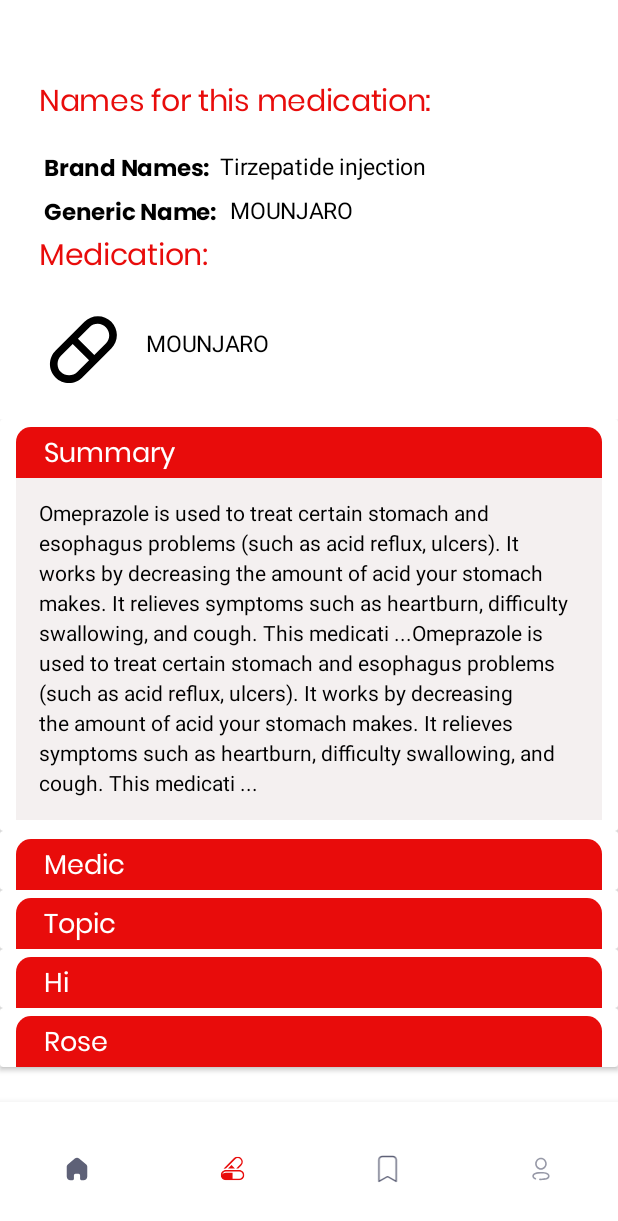
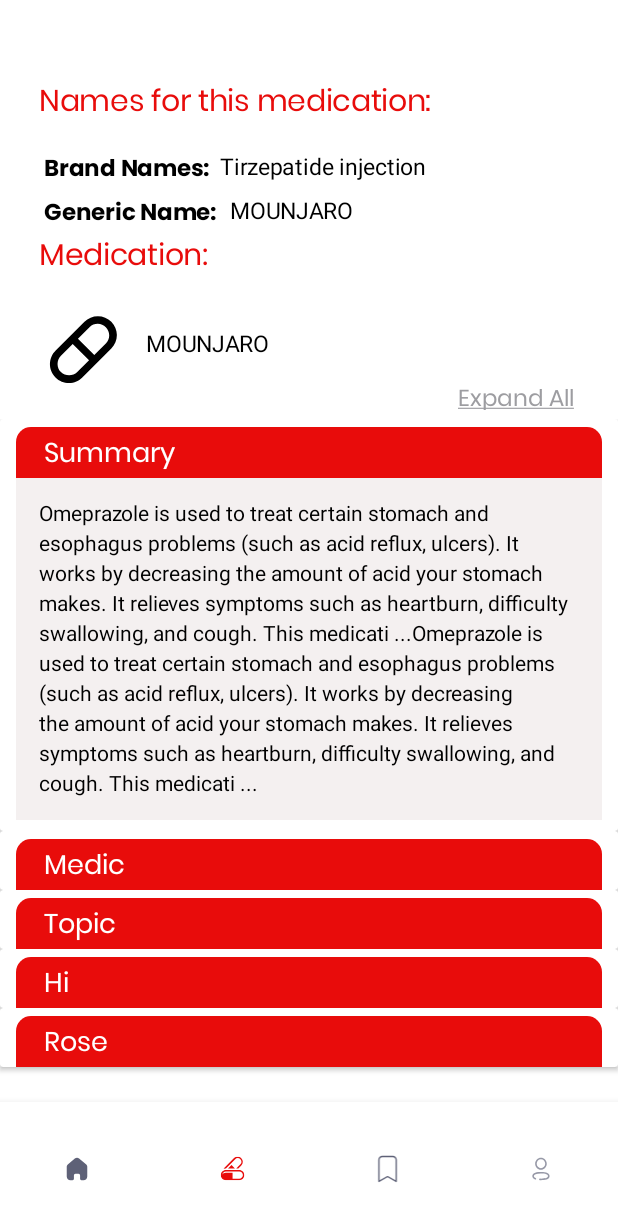
Before and after one commit to kprose07/MEDISCAN, an Android app: the screen it shows after launch (MainActivity), item 2 of the bottom bar chosen, on a phone screen of 412 x 824 dp. Shown: the top 1221 px of the screen. Run offline under Robolectric (Android 15) with nearby library versions, the phone set to English and light mode, and no system bars.

Commit message:
Trying to pull

```diff
--- a/app/src/main/java/com/example/mediscan/Fragments/FragmentResults.kt
+++ b/app/src/main/java/com/example/mediscan/Fragments/FragmentResults.kt
@@ -4,29 +4,32 @@
 import android.view.LayoutInflater
 import android.view.View
 import android.view.ViewGroup
+import android.widget.TextView
 import androidx.fragment.app.Fragment
 import com.example.mediscan.Accordresults
 import com.example.mediscan.DescriptionAdapter
 import com.example.mediscan.R
 import kotlinx.android.synthetic.main.fragment_results.*
 
-import kotlinx.android.synthetic.main.fragment_home.*
-import kotlinx.android.synthetic.main.fragment_results.*
+
 
 class ResultsFragment : Fragment() {
     val descriptionList = ArrayList<Accordresults>()
+
     override fun onCreateView(
         inflater: LayoutInflater,
         container: ViewGroup?,
         savedInstanceState: Bundle?
-    ): View? = inflater.inflate(R.layout.fragment_results, container,false)
+    ): View? = inflater.inflate(R.layout.fragment_results, container, false)
 
     override fun onViewCreated(view: View, savedInstanceState: Bundle?) {
         super.onViewCreated(view, savedInstanceState)
         //Accordian Data
         initData()
         setRecyclerView()
+        filter()
     }
+
     private fun setRecyclerView() {
         val descriptionAdapter = DescriptionAdapter(descriptionList)
         recyclerView.adapter = descriptionAdapter
@@ -35,27 +38,45 @@
     }
 
     private fun initData() {
-        descriptionList.add(Accordresults(
+        descriptionList.add(
+            Accordresults(
                 "Summary",
                 "Omeprazole is used to treat certain stomach and esophagus problems (such as acid reflux, ulcers). It works by decreasing the amount of acid your stomach makes. It relieves symptoms such as heartburn, difficulty swallowing, and cough. This medicati ...Omeprazole is used to treat certain stomach and esophagus problems (such as acid reflux, ulcers). It works by decreasing the amount of acid your stomach makes. It relieves symptoms such as heartburn, difficulty swallowing, and cough. This medicati ...",
                 true
 
-        ))
-        descriptionList.add(Accordresults(
+            )
+        )
+        descriptionList.add(
+            Accordresults(
                 "Medic",
                 "Test loefhporihfpn"
-        ))
-        descriptionList.add(Accordresults(
+            )
+        )
+        descriptionList.add(
+            Accordresults(
                 "Topic",
                 "Test loefhporihfpn"
-        ))
-        descriptionList.add(Accordresults(
+            )
+        )
+        descriptionList.add(
+            Accordresults(
                 "Hi",
                 "Test loefhporihfpn"
-        ))
-        descriptionList.add(Accordresults(
+            )
+        )
+        descriptionList.add(
+            Accordresults(
                 "Rose",
                 "Test loefhporihfpn"
-        ))
+            )
+        )
+    }
+
+    private fun filter() {
+        /*val textView: TextView = findViewById(R.id.expand_al) as TextView
+        textView.setOnClickListener {
+            textView.text = getString(R.string.collapse_al)
+        }
+    }*/
     }
 }
--- a/app/src/main/res/layout/fragment_results.xml
+++ b/app/src/main/res/layout/fragment_results.xml
@@ -122,6 +122,7 @@
             android:text="@string/medtitr"
             android:textAppearance="@style/medtitr" />
 
+
         <androidx.recyclerview.widget.RecyclerView
             android:id="@+id/recyclerView"
             android:layout_width="wrap_content"
@@ -132,6 +133,22 @@
             android:layout_marginStart="0dp"
             android:layout_marginTop="279dp"
             app:layoutManager="androidx.recyclerview.widget.LinearLayoutManager" />
+
+        <TextView
+            android:id="@+id/expand_al"
+            android:layout_width="91dp"
+            android:layout_height="19dp"
+            android:layout_alignParentTop="true"
+            android:layout_alignParentEnd="true"
+            android:layout_marginTop="254dp"
+            android:layout_marginEnd="15dp"
+            android:fontFamily="@font/poppins"
+            android:lineSpacingExtra="18sp"
+            android:singleLine="true"
+
+
+            android:text="@string/expand_al"
+            android:textAppearance="@style/collapse_al" />
     </RelativeLayout>
 
 </LinearLayout>
--- a/app/src/main/res/values/strings.xml
+++ b/app/src/main/res/values/strings.xml
@@ -67,4 +67,7 @@
     <string name="mounjaros">MOUNJARO</string>
     <string name="medicationtitle">Medication:</string>
     <string name="medtitr">MOUNJARO</string>
+    <string name="collapse_al"><u>Collapse All</u></string>
+    <string name="expand_al"><u>Expand All</u></string>
+
 </resources>
--- a/app/src/main/res/values/styles.xml
+++ b/app/src/main/res/values/styles.xml
@@ -274,4 +274,19 @@
         </item>
 
     </style>
+    <style name="collapse_al">
+
+        <item name="android:textSize">
+            15sp
+        </item>
+
+        <item name="android:letterSpacing">
+            -0.01
+        </item>
+
+        <item name="android:textColor">
+            #9D9DA1
+        </item>
+
+    </style>
 </resources>
```
Lines whose indentation alone changed are shown as unchanged.
